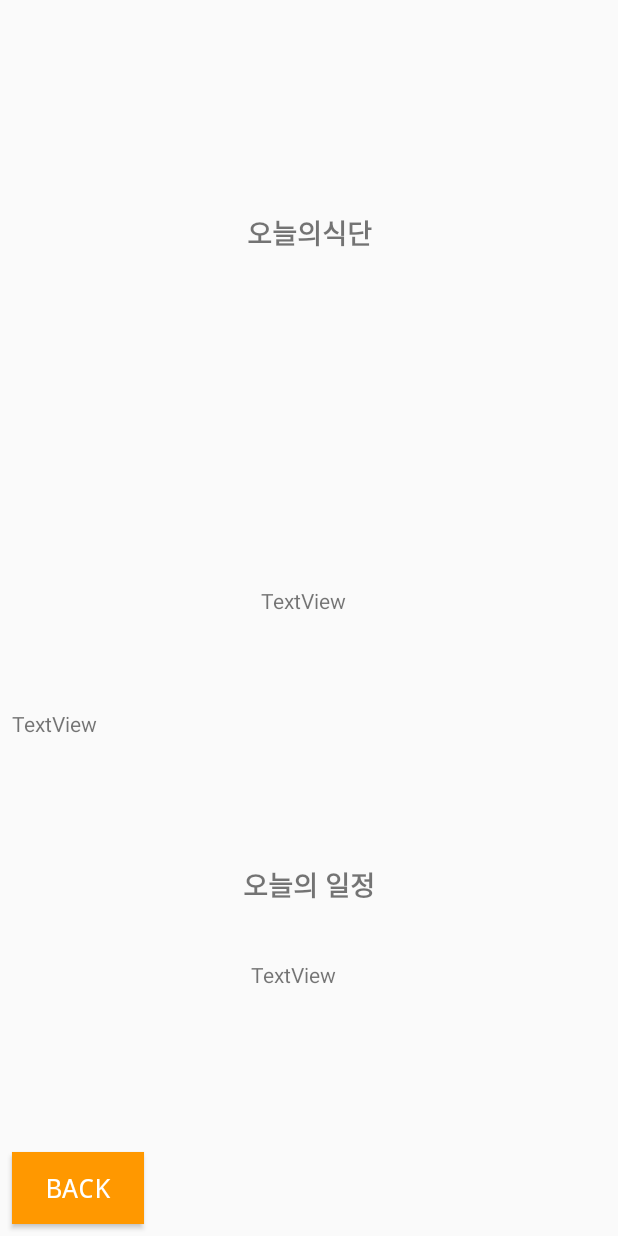
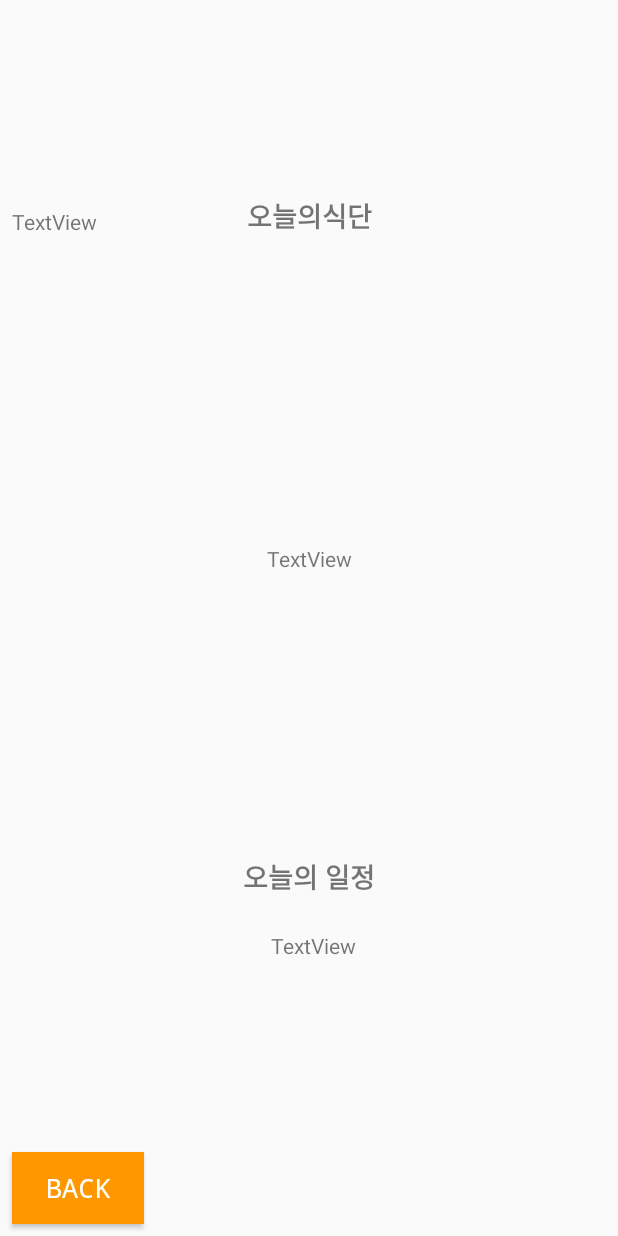
Before and after one commit to yerim2/team7-classtalk_chat-master, an Android app: the layout activity_menu.xml on its own in the app's theme, with its tools: preview values and no code run, on a phone screen of 412 x 824 dp. Run offline under Robolectric (Android 15) with nearby library versions, the phone set to English and light mode, and no system bars.

```diff
--- a/app/build.gradle
+++ b/app/build.gradle
@@ -3,7 +3,7 @@ apply plugin: 'io.fabric'
 
 android {
     compileSdkVersion 27
-    buildToolsVersion "27.0.3"
+    buildToolsVersion '28.0.2'
 
     defaultConfig {
         applicationId "com.google.firebase.codelab.friendlychat"
--- a/app/src/main/AndroidManifest.xml
+++ b/app/src/main/AndroidManifest.xml
@@ -4,6 +4,7 @@
 
     <uses-permission android:name="android.permission.INTERNET" />
     <uses-permission android:name="android.permission.ACCESS_FINE_LOCATION" />
+    <uses-permission android:name="android.permission.ACCESS_NETWORK_STATE" />
 
     <application
         android:allowBackup="false"
--- a/app/src/main/res/layout/activity_menu.xml
+++ b/app/src/main/res/layout/activity_menu.xml
@@ -8,22 +8,21 @@
 
     <TextView
         android:id="@+id/textView"
-        android:layout_width="218dp"
-        android:layout_height="161dp"
+        android:layout_width="255dp"
+        android:layout_height="197dp"
         android:layout_marginStart="8dp"
         android:layout_marginEnd="8dp"
-        android:layout_marginBottom="272dp"
+        android:layout_marginBottom="264dp"
         android:text="TextView"
         android:textAlignment="center"
         app:layout_constraintBottom_toBottomOf="parent"
         app:layout_constraintEnd_toEndOf="parent"
-        app:layout_constraintHorizontal_bias="0.48"
         app:layout_constraintStart_toStartOf="parent" />
 
     <TextView
         android:id="@+id/textView2"
-        android:layout_width="206dp"
-        android:layout_height="168dp"
+        android:layout_width="252dp"
+        android:layout_height="187dp"
         android:layout_marginStart="8dp"
         android:layout_marginEnd="8dp"
         android:layout_marginBottom="16dp"
@@ -31,7 +30,7 @@
         android:textAlignment="center"
         app:layout_constraintBottom_toBottomOf="parent"
         app:layout_constraintEnd_toEndOf="parent"
-        app:layout_constraintHorizontal_bias="0.444"
+        app:layout_constraintHorizontal_bias="0.518"
         app:layout_constraintStart_toStartOf="parent" />
 
     <Button
@@ -91,19 +90,16 @@
         app:layout_constraintTop_toBottomOf="@+id/textView" />
 
     <TextView
-        android:id="@+id/textView5"
-        android:layout_width="127dp"
-        android:layout_height="22dp"
+        android:id="@+id/textView6"
+        android:layout_width="114dp"
+        android:layout_height="31dp"
         android:layout_marginStart="8dp"
         android:layout_marginTop="8dp"
-        android:layout_marginEnd="8dp"
         android:layout_marginBottom="8dp"
         android:text="TextView"
         app:layout_constraintBottom_toBottomOf="parent"
-        app:layout_constraintEnd_toEndOf="parent"
-        app:layout_constraintHorizontal_bias="0.0"
         app:layout_constraintStart_toStartOf="parent"
-        app:layout_constraintTop_toTopOf="parent"
-        app:layout_constraintVertical_bias="0.591" />
+        app:layout_constraintTop_toTopOf="@+id/textView3"
+        app:layout_constraintVertical_bias="0.0" />
 
 </android.support.constraint.ConstraintLayout>
--- a/build.gradle
+++ b/build.gradle
@@ -9,9 +9,9 @@ buildscript {
 
     }
     dependencies {
-        classpath 'com.android.tools.build:gradle:3.1.2'
+        classpath 'com.android.tools.build:gradle:3.2.0'
         classpath 'com.google.gms:google-services:3.3.0'
-        classpath 'io.fabric.tools:gradle:1.24.4'
+        classpath 'io.fabric.tools:gradle:1.25.4'
 
         // NOTE: Do not place your application dependencies here; they belong
         // in the individual module build.gradle files
```
Also changed, not shown: app/src/main/java/com/google/firebase/codelab/friendlychat/menuActivity.java (+15 -15 lines), gradle/wrapper/gradle-wrapper.properties.
